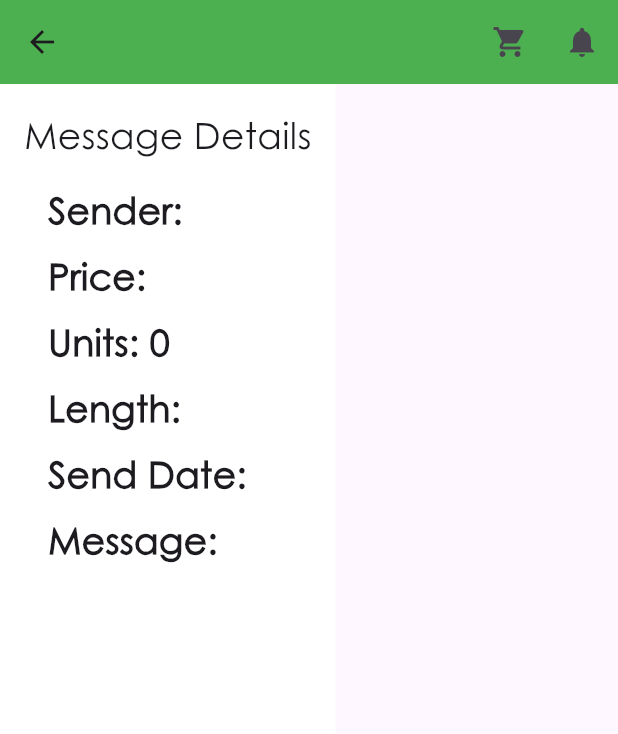
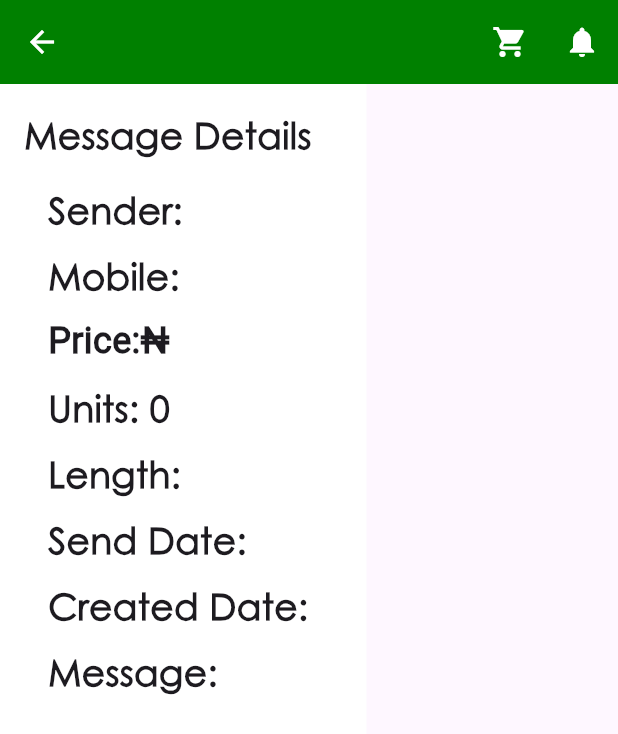
Before and after one commit to Gebor95/nbsms, a Flutter app: the MessageDetailPersonalScreen screen opened directly with empty values, on a phone screen of 412 x 824 dp. Shown: the top 734 px of the screen. Run offline on Flutter 3.47's test engine with Material 2 defaults, Android fonts, the phone set to English and light mode, and no system bars; our stand-ins replace animated_custom_dropdown, gap, shared_preferences, smooth_page_indicator; accounts and stored records are empty.

Commit message:
Almost done

```diff
--- a/lib/screens/message_detail_screen.dart
+++ b/lib/screens/message_detail_screen.dart
@@ -1,4 +1,6 @@
 import 'package:flutter/material.dart';
+import 'package:nbsms/constant/constant_colors.dart';
+import 'package:nbsms/constant/constant_fonts.dart';
 
 class MessageDetails {
   final String message;
@@ -53,19 +55,31 @@ class _MessageDetailPersonalScreenState
   Widget build(BuildContext context) {
     return Scaffold(
       appBar: AppBar(
-        title: Text(widget.phoneNumber),
-        backgroundColor: Colors.green,
+        title: Text(
+          widget.phoneNumber,
+          style: const TextStyle(color: Colors.white),
+        ),
+        backgroundColor: nbPrimarycolor,
         leading: IconButton(
-          icon: const Icon(Icons.arrow_back),
+          icon: const Icon(
+            Icons.arrow_back,
+            color: Colors.white,
+          ),
           onPressed: () {},
         ),
         actions: [
           IconButton(
-            icon: const Icon(Icons.shopping_cart),
+            icon: const Icon(
+              Icons.shopping_cart,
+              color: Colors.white,
+            ),
             onPressed: () {},
           ),
           IconButton(
-            icon: const Icon(Icons.notifications),
+            icon: const Icon(
+              Icons.notifications,
+              color: Colors.white,
+            ),
             onPressed: () {},
           ),
         ],
@@ -78,9 +92,7 @@ class _MessageDetailPersonalScreenState
           children: [
             const Text(
               'Message Details',
-              style: TextStyle(
-                fontSize: 24.0,
-              ),
+              style: TextStyle(fontSize: 24.0, fontWeight: FontWeight.bold),
             ),
             Padding(
               padding: const EdgeInsets.all(16.0),
@@ -94,9 +106,17 @@ class _MessageDetailPersonalScreenState
                   ),
                   const SizedBox(height: 10),
                   Text(
-                    'Price:${widget.messageDetails.price}',
+                    'Mobile: ${widget.phoneNumber}',
                     style: const TextStyle(
                         fontSize: 24, fontWeight: FontWeight.bold),
+                  ),
+                  const SizedBox(height: 10),
+                  Text(
+                    'Price:₦${widget.messageDetails.price}',
+                    style: TextStyle(
+                        fontFamily: roboto,
+                        fontSize: 24,
+                        fontWeight: FontWeight.bold),
                   ),
                   const SizedBox(height: 10),
                   Text(
@@ -118,6 +138,12 @@ class _MessageDetailPersonalScreenState
                   ),
                   const SizedBox(height: 10),
                   Text(
+                    'Created Date: ${widget.messageDetails.sendDate}',
+                    style: const TextStyle(
+                        fontSize: 24, fontWeight: FontWeight.bold),
+                  ),
+                  const SizedBox(height: 10),
+                  Text(
                     'Message: ${widget.messageDetails.message}',
                     style: const TextStyle(
                         fontSize: 24, fontWeight: FontWeight.bold),
```
